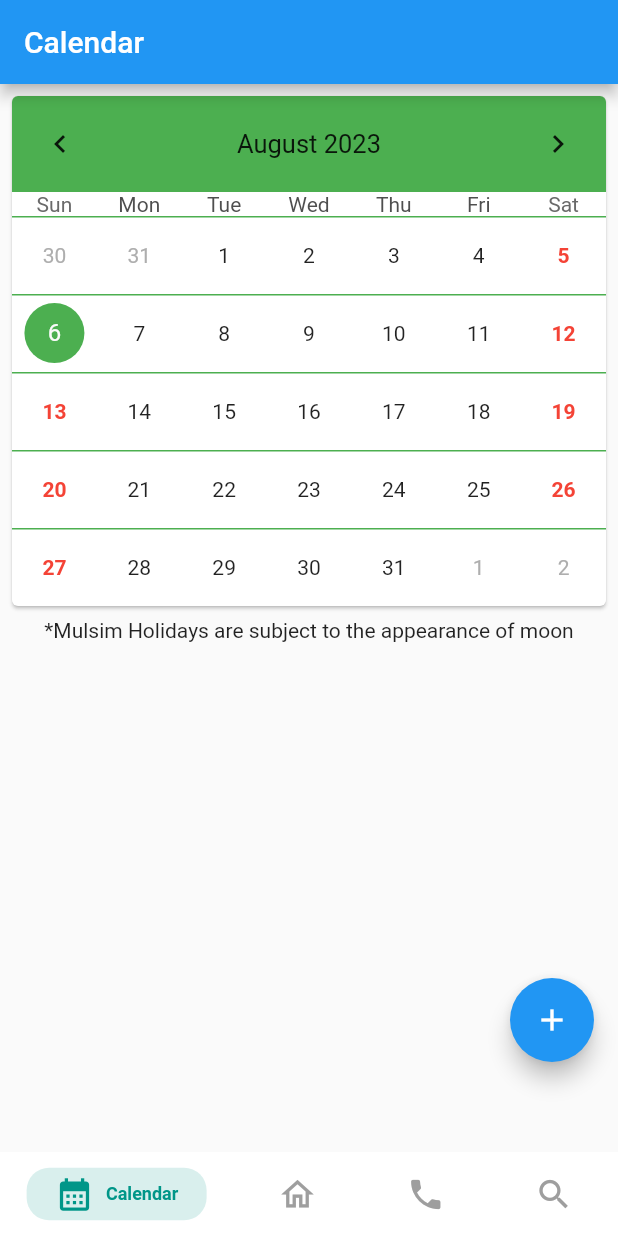
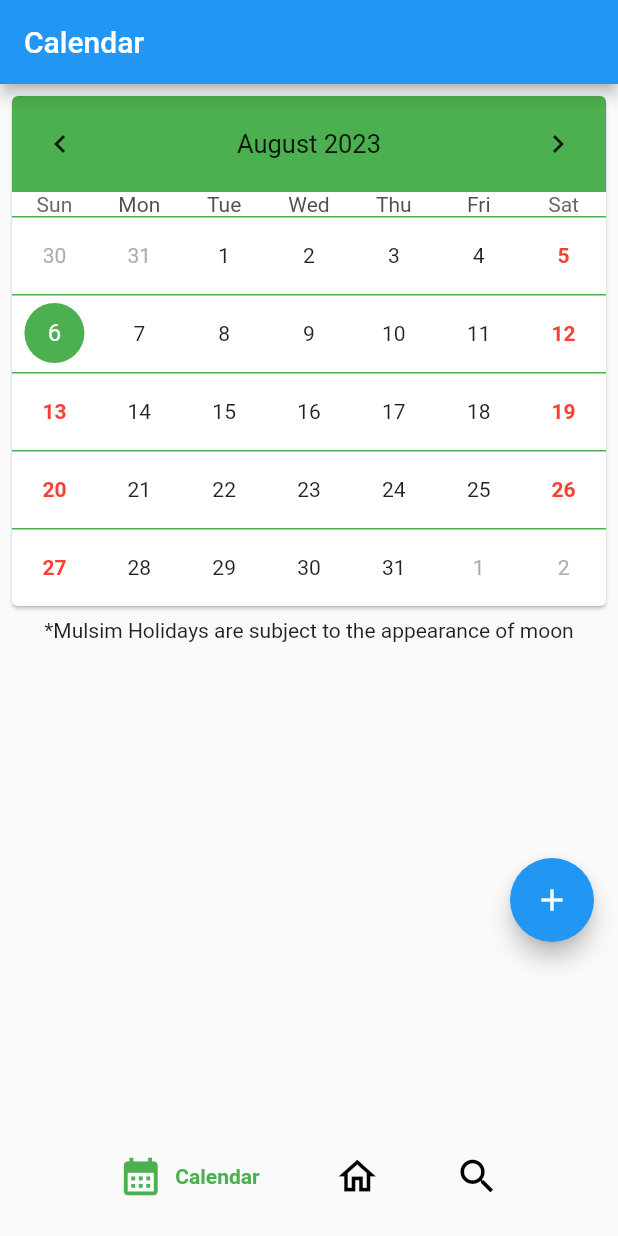
Before and after one commit to saliq-2/cukcalendaradmin, a Flutter app: the screen it shows after launch, on a phone screen of 412 x 824 dp. Run offline on Flutter 3.47's test engine with Material 2 defaults, Android fonts, the phone set to English and light mode, and no system bars; drawn by our look-alikes of google_nav_bar, persistent_bottom_nav_bar, table_calendar; our stand-ins replace carousel_slider, cloud_firestore, firebase_core, firebase_messaging; missing offline and left inert: flutter_phone_direct_caller; accounts and stored records are empty.

Commit message:
navbar smooth-anim

```diff
--- a/lib/calendar/homepage.dart
+++ b/lib/calendar/homepage.dart
@@ -77,6 +77,7 @@ class _MyHomePageState extends State<MyHomePage> {
             margin: EdgeInsets.all(8),
             clipBehavior: Clip.antiAlias,
             child: TableCalendar(
+              formatAnimationCurve: Curves.easeIn,
 
               headerStyle: const HeaderStyle(formatButtonVisible: false, titleCentered: true,
               decoration: BoxDecoration(
--- a/lib/splash_screen/splash_screen.dart
+++ b/lib/splash_screen/splash_screen.dart
@@ -20,7 +20,7 @@ class _splash_screenState extends State<splash_screen> {
     super.initState();
     Timer(Duration(seconds: 3), () {
 
-      Navigator.pushReplacement(context, MaterialPageRoute(builder: (context)=>ProvidedStylesExample()));
+      Navigator.pushReplacement(context, MaterialPageRoute(builder: (context)=>selector_page()));
     });
   }
   @override
--- a/lib/tab_controller/tab_controller.dart
+++ b/lib/tab_controller/tab_controller.dart
@@ -1,101 +1,55 @@
+
 import 'package:cuk/calendar/homepage.dart';
-import 'package:cuk/directory/searchdirec.dart';
 import 'package:cuk/search/search.dart';
 import 'package:cuk/user_list/user_list.dart';
 import 'package:flutter/material.dart';
-import 'package:persistent_bottom_nav_bar/persistent_tab_view.dart';
+import 'package:google_nav_bar/google_nav_bar.dart';
 
-
-import '../user_profile/user_profile.dart';
-
-
-
-class ProvidedStylesExample extends StatefulWidget {
-
-
+class selector_page extends StatefulWidget
+{
   @override
-  _ProvidedStylesExampleState createState() => _ProvidedStylesExampleState();
+  State<selector_page> createState() => _selector_pageState();
 }
 
-class _ProvidedStylesExampleState extends State<ProvidedStylesExample> {
-  PersistentTabController _controller=PersistentTabController();
-  late bool _hideNavBar;
+class _selector_pageState extends State<selector_page> {
+  int page=0;
+  @override
+  Widget build(BuildContext context) {
 
-  @override
-  void initState() {
-    super.initState();
-    _controller = PersistentTabController();
-    _hideNavBar = false;
-  }
+    List pages=[const MyHomePage(),user_list(),const FirebaseSearchScreen()];
 
-  List<Widget> _buildScreens() => [
-    const MyHomePage(),user_list(),const CRUDEoperation(),const FirebaseSearchScreen(),
-  ];
+    return Scaffold(
+      bottomNavigationBar:
+      GNav(
+          activeColor:Colors.green,
+          onTabChange: (value){
 
-  List<PersistentBottomNavBarItem> _navBarsItems() => [
+            setState((){
+              page=value;
+            });
 
-    PersistentBottomNavBarItem(
-      icon: const Icon(Icons.calendar_month),
+          },
+          mainAxisAlignment: MainAxisAlignment.center,
 
-      activeColorPrimary: Colors.teal,
-      inactiveColorPrimary: Colors.grey,
-      title: "Calendar",
+          gap: 8,
+          curve: Curves.linear,
+          tabs:[
 
+            GButton(icon: Icons.calendar_month,
+              text: "Calendar",
+              iconSize: 30.0,
             ),
-    PersistentBottomNavBarItem(
-        icon: const Icon(Icons.home_outlined),
-        title: "Home",
-
-        activeColorPrimary: Colors.purple,
-        inactiveColorPrimary: Colors.grey,
-        inactiveColorSecondary: Colors.purple),
-    PersistentBottomNavBarItem(
-      icon: const Icon(Icons.phone),
-      title: "Directory",
-
-      activeColorPrimary: Colors.black87,
-      inactiveColorPrimary: Colors.grey,
-
+            GButton(icon: Icons.home_outlined,
+              text: "Home",
+              iconSize: 30.0,
             ),
-    PersistentBottomNavBarItem(
-      icon: const Icon(Icons.search),
-      title: "Search",
-
-      activeColorPrimary: Colors.black87,
-      inactiveColorPrimary: Colors.grey,
-
+            GButton(icon: Icons.search,
+              text: "Search",
+              iconSize: 30.0,
             ),
-
-  ];
-
-  @override
-  Widget build(final BuildContext context) => Scaffold(
-
-    body: PersistentTabView(
-
-      context,
-      controller: _controller,
-      screens: _buildScreens(),
-      items: _navBarsItems(),
-      resizeToAvoidBottomInset: true,
-      navBarHeight: MediaQuery.of(context).viewInsets.bottom > 0
-          ? 0.0
-          : kBottomNavigationBarHeight,
-      bottomScreenMargin: 0,
-
-
-      // backgroundColor: Colors.black,
-      hideNavigationBar: _hideNavBar,
-      decoration: const NavBarDecoration(colorBehindNavBar: Colors.indigo),
-      itemAnimationProperties: const ItemAnimationProperties(
-        duration: Duration(milliseconds: 400),
-        curve: Curves.bounceIn,
+          ]
       ),
-      screenTransitionAnimation: const ScreenTransitionAnimation(
-        animateTabTransition: true,
-      ),
-      navBarStyle: NavBarStyle
-          .style9, // Choose the nav bar style with this property
-    ),
+      body:pages[page] ,
     );
   }
+}
--- a/pubspec.yaml
+++ b/pubspec.yaml
@@ -47,6 +47,7 @@ dependencies:
 
   google_sign_in: ^6.0.2
   shared_preferences: ^2.0.20
+  google_nav_bar: ^5.0.6
 
 
 
```
Also changed, not shown: lib/DetailPage/DetailPage.dart (+52 -4 lines), lib/search/search.dart (+6 -4 lines), pubspec.lock, 1 other file. Lines whose indentation alone changed are shown as unchanged.
